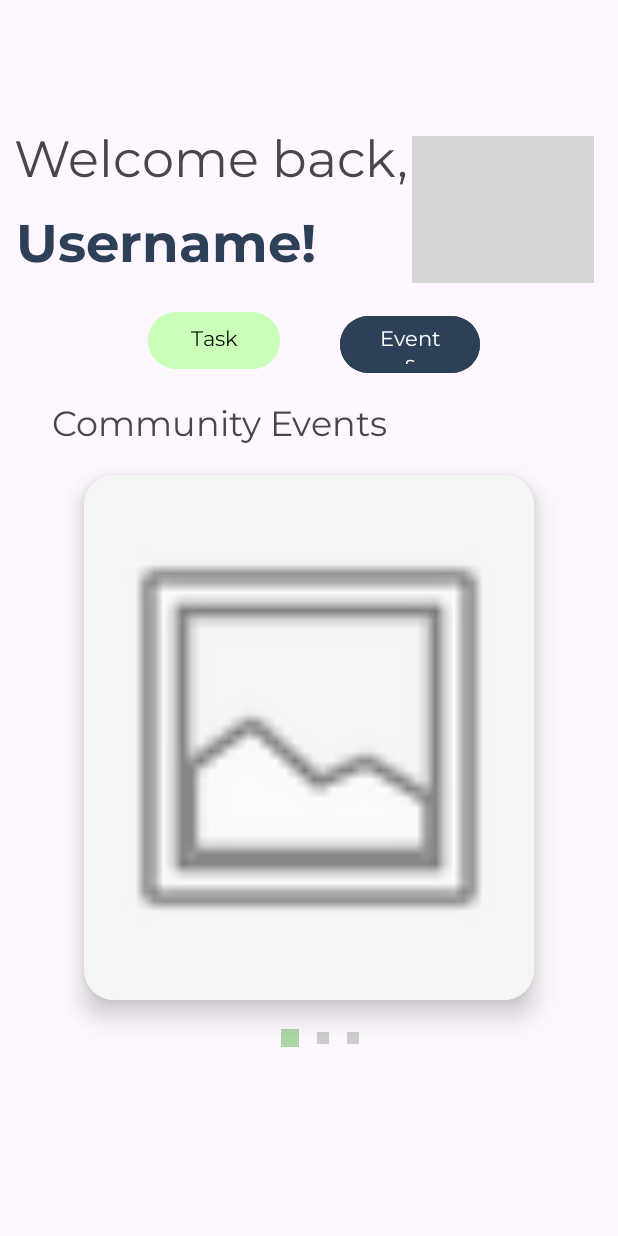
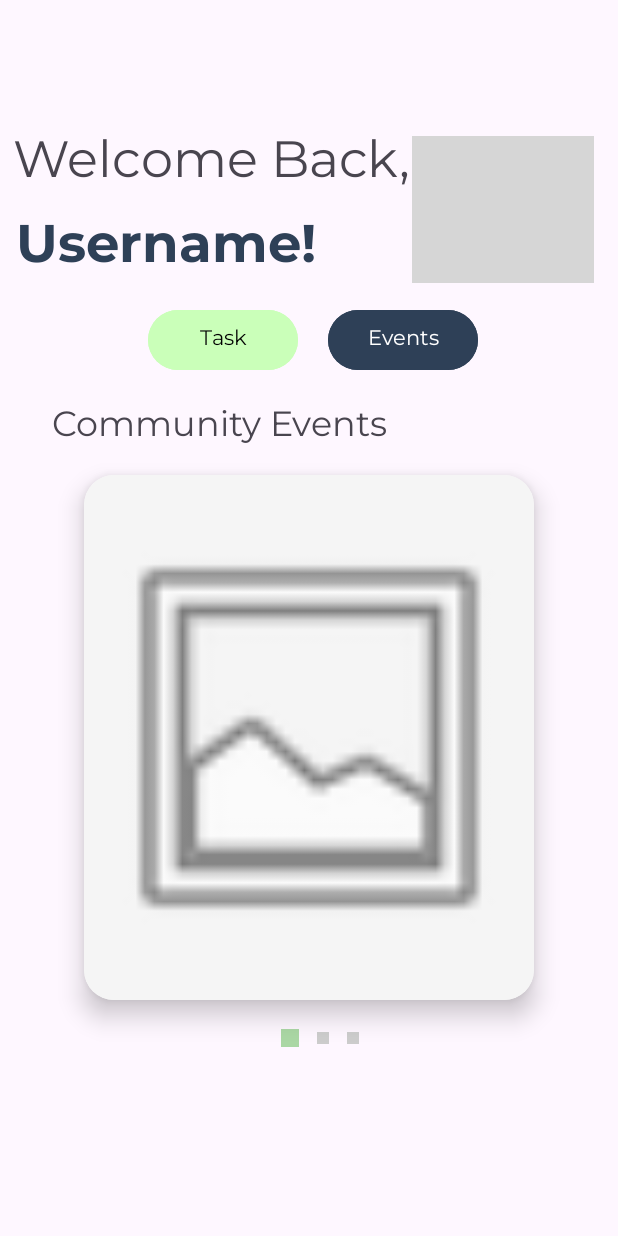
Before and after one commit to pjvidad/CO2-, an Android app: the layout home_event.xml on its own in the app's theme, with its tools: preview values and no code run, on a phone screen of 412 x 824 dp. Run offline under Robolectric (Android 15) with nearby library versions, the phone set to English and light mode, and no system bars; grey boxes are pictures that could not be loaded.

Commit message:
fixed home event page

```diff
--- a/app/src/main/res/layout/home_event.xml
+++ b/app/src/main/res/layout/home_event.xml
@@ -4,7 +4,8 @@
     xmlns:tools="http://schemas.android.com/tools"
     android:layout_width="match_parent"
     android:layout_height="match_parent"
-    android:clickable="true">
+    android:clickable="true"
+    android:focusable="true" >
 
     <ImageView
         android:id="@+id/userImage"
@@ -14,6 +15,7 @@
         android:layout_marginTop="44dp"
         android:layout_marginEnd="16dp"
         android:layout_marginBottom="589dp"
+        android:contentDescription="@string/home_user_image"
         app:layout_constraintBottom_toBottomOf="parent"
         app:layout_constraintEnd_toEndOf="parent"
         app:layout_constraintStart_toStartOf="parent"
@@ -29,7 +31,7 @@
         android:layout_marginEnd="226dp"
         android:layout_marginBottom="594dp"
         android:fontFamily="@font/montserrat_bold"
-        android:text="Username!"
+        android:text="@string/home_username"
         android:textAppearance="@style/TextAppearance.AppCompat.Body2"
         android:textColor="#2E4057"
         android:textSize="35sp"
@@ -47,7 +49,7 @@
         android:layout_marginEnd="166dp"
         android:layout_marginBottom="646dp"
         android:fontFamily="@font/montserrat"
-        android:text="Welcome back,"
+        android:text="@string/home_welcome"
         android:textAppearance="@style/TextAppearance.AppCompat.Display1"
         app:layout_constraintBottom_toBottomOf="parent"
         app:layout_constraintEnd_toEndOf="parent"
@@ -55,12 +57,13 @@
         app:layout_constraintTop_toTopOf="parent" />
 
     <LinearLayout
-        android:layout_width="221dp"
-        android:layout_height="46dp"
+        android:layout_width="250dp"
+        android:layout_height="48dp"
         android:layout_marginStart="98dp"
         android:layout_marginTop="157dp"
         android:layout_marginEnd="92dp"
         android:layout_marginBottom="528dp"
+        android:gravity="center"
         android:orientation="horizontal"
         app:layout_constraintBottom_toBottomOf="parent"
         app:layout_constraintEnd_toEndOf="parent"
@@ -68,26 +71,26 @@
         app:layout_constraintTop_toTopOf="parent">
 
         <Button
-            android:id="@+id/taskbutton"
-            android:layout_width="wrap_content"
-            android:layout_height="wrap_content"
+            android:id="@+id/taskButton"
+            android:layout_width="100dp"
+            android:layout_height="48dp"
             android:backgroundTint="#CAFFB9"
             android:fontFamily="@font/montserrat"
-            android:text="Task"
+            android:text="@string/home_task"
             android:textColor="@color/black" />
 
         <Space
-            android:layout_width="40dp"
+            android:layout_width="20dp"
             android:layout_height="0dp" />
 
         <Button
-            android:id="@+id/eventsbutton"
-            android:layout_width="wrap_content"
-            android:layout_height="wrap_content"
+            android:id="@+id/eventsButton"
+            android:layout_width="100dp"
+            android:layout_height="48dp"
             android:backgroundTint="#2E4057"
             android:fontFamily="@font/montserrat"
 
-            android:text="Events" />
+            android:text="@string/home_events" />
     </LinearLayout>
 
     <TextView
@@ -100,7 +103,7 @@
         android:layout_marginEnd="170dp"
         android:layout_marginBottom="478dp"
         android:fontFamily="@font/montserrat"
-        android:text="Community Events"
+        android:text="@string/home_event_title"
         android:textSize="23sp"
         app:layout_constraintBottom_toBottomOf="parent"
         app:layout_constraintEnd_toEndOf="parent"
@@ -125,8 +128,10 @@
             android:layout_width="match_parent"
             android:layout_height="match_parent"
             android:background="#F5F5F5"
+            android:contentDescription="@string/home_event_image_desc"
             android:scaleType="fitCenter"
-            android:src="@android:drawable/ic_menu_gallery" />
+            android:src="@android:drawable/ic_menu_gallery"
+            tools:ignore="ImageContrastCheck" />
 
     </androidx.cardview.widget.CardView>
 
--- a/app/src/main/res/values/strings.xml
+++ b/app/src/main/res/values/strings.xml
@@ -10,6 +10,7 @@
     <string name="google" translatable="false">Google</string>
     <string name="email_hint" translatable="false">example@example.com</string>
     <string name="password_hint" translatable="false">******</string>
+
     /Library Strings
     <string name="library_title" translatable="false">Library</string>
     <string name="library_energy" translatable="false">100</string>
@@ -17,6 +18,7 @@
     <string name="bookTitle1" translatable="false">Book Title 1</string>
     <string name="bookTitle2" translatable="false">Book Title 2</string>
     <string name="bookTitle3" translatable="false">Book Title 3</string>
+
     /Tracker Strings
     <string name="tracker_today" translatable="false">Today</string>
     <string name="tracker_week" translatable="false">Week</string>
@@ -59,8 +61,16 @@
     <string name="tracker_sat_value" translatable="false">7.2 kg</string>
     <string name="tracker_sun_value" translatable="false">7.2 kg</string>
 
-
-
+    /Home Strings
+    <string name="home_title" translatable="false">Home</string>
+    <string name="home_task" translatable="false">Task</string>
+    <string name="home_events" translatable="false">Events</string>
+    <string name="home_task_title" translatable="false">Today\'s Task</string>
+    <string name="home_event_title" translatable="false">Community Events</string>
+    <string name="home_event_image_desc" translatable="false">Event Image</string>
+    <string name="home_welcome" translatable="false">Welcome Back,</string>
+    <string name="home_username" translatable="false">Username!</string>
+    <string name="home_user_image" translatable="false">User Image</string>
 
     /NavBar Strings
     <string name="nav_home" translatable="false">Home</string>
```
